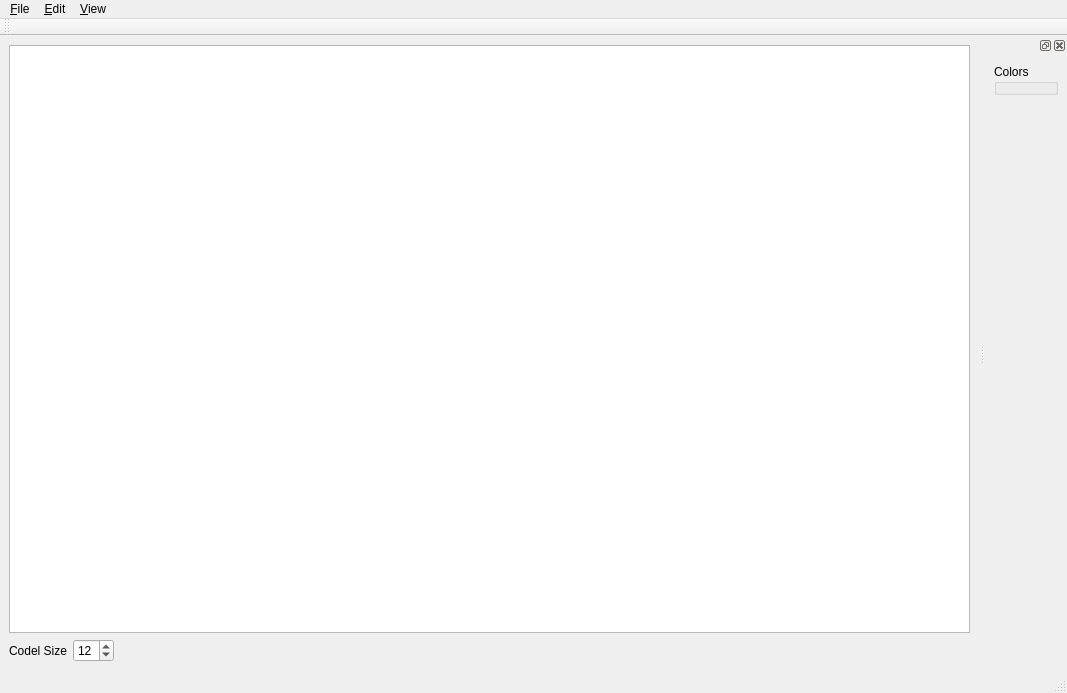
Qt form MainWindow.ui (Ramblurr/PietCreator) before a commit.
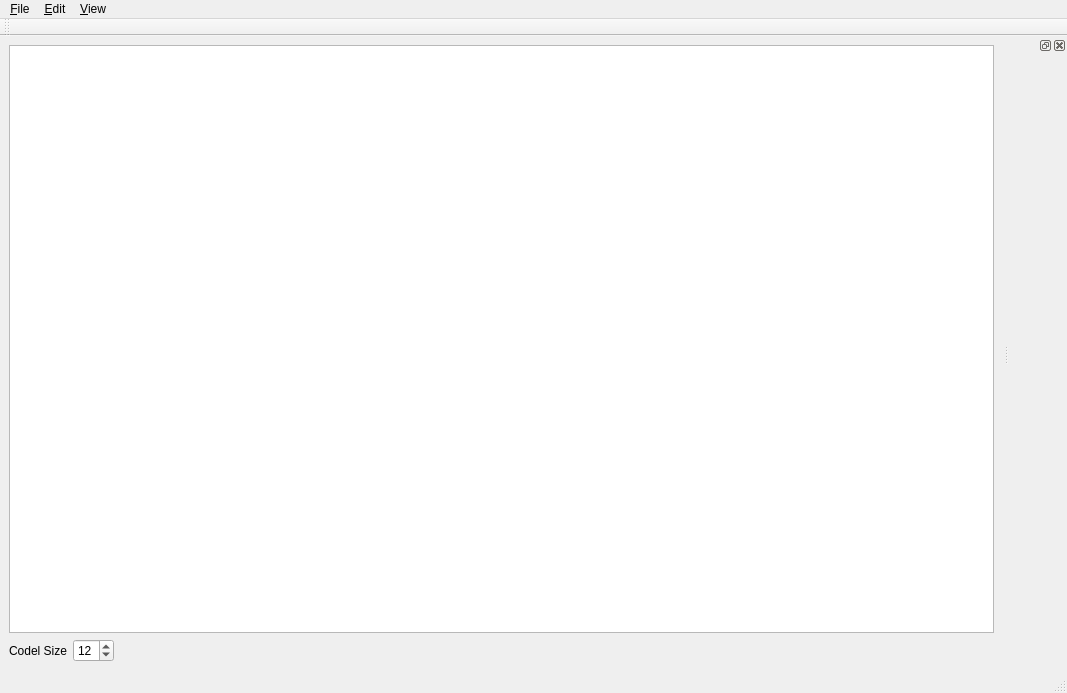
The same form after that commit.

Commit message: Add commands list to the dock widget.

The edit to the form file:
```diff
--- a/MainWindow.ui
+++ b/MainWindow.ui
@@ -118,32 +118,17 @@
    </attribute>
   </widget>
   <widget class="QDockWidget" name="dockWidget">
+   <property name="sizePolicy">
+    <sizepolicy hsizetype="Minimum" vsizetype="Preferred">
+     <horstretch>0</horstretch>
+     <verstretch>0</verstretch>
+    </sizepolicy>
+   </property>
    <attribute name="dockWidgetArea">
     <number>2</number>
    </attribute>
    <widget class="QWidget" name="mDockContents">
-    <layout class="QVBoxLayout" name="verticalLayout">
-     <item>
-      <widget class="QGroupBox" name="mColorBox">
-       <property name="title">
-        <string>Colors</string>
-       </property>
-      </widget>
-     </item>
-     <item>
-      <spacer name="verticalSpacer">
-       <property name="orientation">
-        <enum>Qt::Vertical</enum>
-       </property>
-       <property name="sizeHint" stdset="0">
-        <size>
-         <width>20</width>
-         <height>40</height>
-        </size>
-       </property>
-      </spacer>
-     </item>
-    </layout>
+    <layout class="QVBoxLayout" name="verticalLayout"/>
    </widget>
   </widget>
   <action name="actionToggleGrid">
```
Left out of the diff: 10 changed lines with no effect on the pictures. The commit also changes 7 other files.
